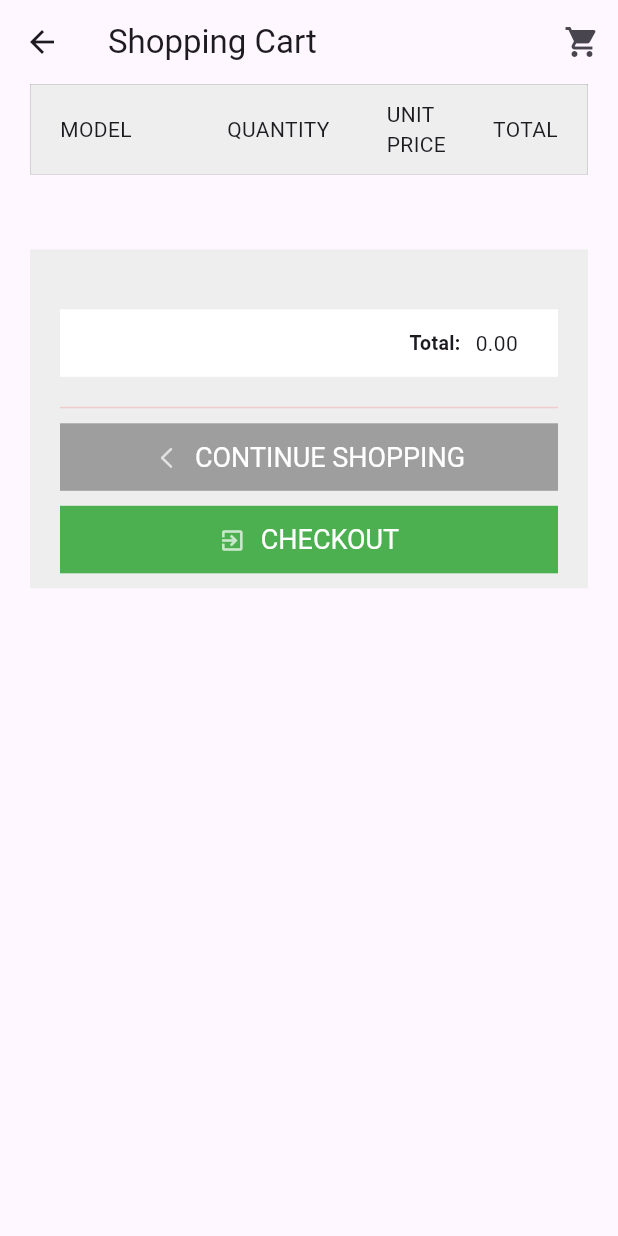
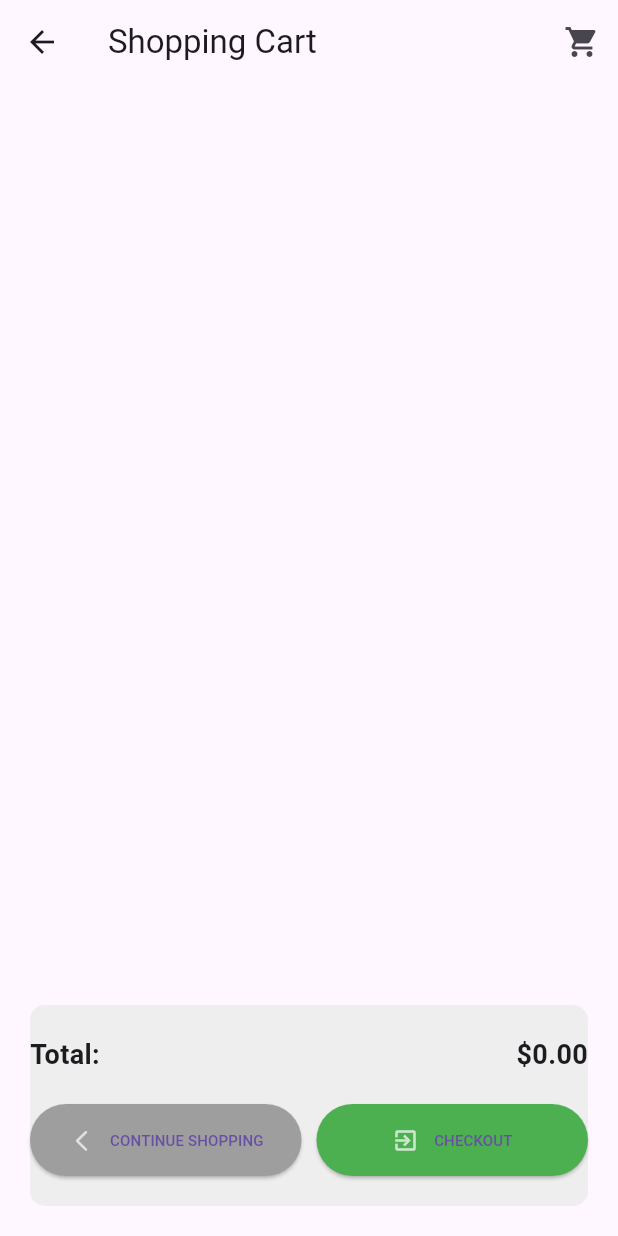
Before and after one commit to frank-hub/tisad_app, a Flutter app: the CartScreen screen opened directly, on a phone screen of 412 x 824 dp. Run offline on Flutter 3.47's test engine with Material 3 defaults, Android fonts, the light colour scheme and no system bars; our stand-ins replace firebase_auth, firebase_core, flutter_svg, google_sign_in, image_picker, permission_handler and 1 more; accounts and stored records are empty; key blocks and very long unbroken strings in the code were emptied for the run.

```diff
--- a/lib/screens/cart.dart
+++ b/lib/screens/cart.dart
@@ -18,233 +18,156 @@ class CartScreen extends StatelessWidget {
           IconButton(
             icon: const Icon(Icons.shopping_cart),
             onPressed: () {
-              Navigator.push(context, MaterialPageRoute(builder:
-                  (context)=> CartScreen()
-              ));
+              Navigator.push(context, MaterialPageRoute(builder: (context) => const CartScreen()));
             },
           ),
         ],
       ),
-      body: SingleChildScrollView(
+      body: Padding(
+        padding: const EdgeInsets.all(20.0),
+        child: Column(
+          children: [
+            // Cart Items List
+            Expanded(
+              child: ListView.builder(
+                itemCount: cartProvider.items.length,
+                itemBuilder: (context, index) {
+                  var item = cartProvider.items.values.toList()[index];
+                  return Card(
+                    margin: const EdgeInsets.symmetric(vertical: 10),
                     child: Padding(
-          padding: const EdgeInsets.symmetric(horizontal: 20),
+                      padding: const EdgeInsets.all(10.0),
+                      child: Row(
+                        mainAxisAlignment: MainAxisAlignment.spaceBetween,
+                        children: [
+                          // Product Name
+
+                          SizedBox(
+                            width: 100,
                             child: Column(
                               mainAxisAlignment: MainAxisAlignment.start,
                               crossAxisAlignment: CrossAxisAlignment.start,
                               children: [
-              Container(
-                padding: const EdgeInsets.symmetric(horizontal: 20),
-                decoration: BoxDecoration(
-                  color: const Color(0xffEEEEEE),
-                  border: Border.all(width: 0.1, color: Colors.black.withOpacity(0.8)),
-                ),
-                child: Row(
-                  mainAxisAlignment: MainAxisAlignment.spaceBetween,
-                  children: [
-                    Container(
-                      padding: const EdgeInsets.symmetric(vertical: 10),
-                      width: 80,
-                      child: const Text("MODEL"),
-                    ),
-                    Container(
-                      padding: const EdgeInsets.symmetric(vertical: 10),
-                      width: 75,
-                      child: const Text("QUANTITY"),
-                    ),
-                    const Padding(
-                      padding: EdgeInsets.symmetric(vertical: 10),
-                      child: Text("UNIT\nPRICE"),
-                    ),
-                    const Padding(
-                      padding: EdgeInsets.symmetric(vertical: 10),
-                      child: Text("TOTAL"),
+                                Text(item.product.p_name ?? '', style: TextStyle(fontSize: 15)),
+                                Text(
+                                  'Ksh ${double.tryParse(item.product.price ?? '')?.toStringAsFixed(2) ?? '0.00'}',
+                                  style: TextStyle(fontSize: 13,color: Colors.grey.withOpacity(0.5)),
                                 ),
                               ],
                             ),
                           ),
-              Column(
-                children: cartProvider.items.values.map((item) {
-                  return Container(
-                    padding: const EdgeInsets.symmetric(horizontal: 10),
-                    decoration: BoxDecoration(
-                      border: Border.all(width: 0.1, color: Colors.black.withOpacity(0.8)),
-                    ),
-                    child: Row(
-                      mainAxisAlignment: MainAxisAlignment.spaceBetween,
-                      children: [
-                        Container(
-                          padding: const EdgeInsets.symmetric(vertical: 10),
-                          width: 80,
-                          child: Text(item.product.p_name ?? ''),
-                        ),
-                        Container(
-                          width: 70,
-                          child: Container(
-                            decoration: BoxDecoration(
-                              border: Border.all(width: 0.8, color: Colors.black.withOpacity(0.8)),
-                            ),
-                            child: Column(
-                              children: [
+                          // Quantity Selector
                           Row(
                             children: [
-                                    Container(
-                                      width: 20,
-                                      height: 30,
-                                      child: TextField(
-                                        readOnly: true,
-                                        controller: TextEditingController(text: item.quantity.toString()),
-                                        keyboardType: TextInputType.number,
-                                        onSubmitted: (value) {
-                                          final newQuantity = int.tryParse(value) ?? 1;
-                                          cartProvider.updateQuantity(item.product, newQuantity);
+                              IconButton(
+                                icon: const Icon(Icons.remove),
+                                onPressed: () {
+                                  cartProvider.updateQuantity(item.product, item.quantity - 1);
                                 },
                               ),
+                              SizedBox(
+                                width: 13,
+                                child: Center(
+                                  child: Text(item.quantity.toString(), style: TextStyle(fontSize: 16)),
                                 ),
-                                    Container(
-                                      color: Colors.grey,
-                                      child: Column(
-                                        children: [
+                              ),
                               IconButton(
-                                            icon: const Icon(Icons.keyboard_arrow_up, size: 15),
+                                icon: const Icon(Icons.add),
                                 onPressed: () {
                                   cartProvider.updateQuantity(item.product, item.quantity + 1);
                                 },
                               ),
+                            ],
+                          ),
+                          // Unit Price
+
+                          // Total Price
+                          Text(
+                            'Ksh ${(double.tryParse(item.product.price ?? '')! * item.quantity).toStringAsFixed(2)}',
+                            style: TextStyle(fontSize: 13, fontWeight: FontWeight.bold),
+                          ),
+                          // Remove Item Button
                           IconButton(
-                                            icon: const Icon(Icons.keyboard_arrow_down, size: 15),
+                            icon: const Icon(Icons.delete, color: Colors.red),
                             onPressed: () {
-                                              cartProvider.updateQuantity(item.product, item.quantity - 1);
+                              cartProvider.removeItem(item.product.id ?? 0);
                             },
                           ),
                         ],
                       ),
                     ),
-
-                                    // Container(
-                                    //   width: 30,
-                                    //   height: 30,
-                                    //   color: Colors.red,
-                                    //   child: Center(
-                                    //     child: IconButton(
-                                    //       icon: const Icon(Icons.delete_forever, color: Colors.white, size: 18),
-                                    //       onPressed: () {
-                                    //         cartProvider.removeItem(item.product.id ?? 0);
-                                    //       },
-                                    //     ),
-                                    //   ),
-                                    // ),
+                  );
+                },
+              ),
+            ),
+            // Total and Checkout
+            Container(
+              padding: const EdgeInsets.symmetric(vertical: 20),
+              decoration: BoxDecoration(
+                color: const Color(0xffEEEEEE),
+                borderRadius: BorderRadius.circular(10),
+              ),
+              child: Column(
+                children: [
+                  Row(
+                    mainAxisAlignment: MainAxisAlignment.spaceBetween,
+                    children: [
+                      const Text(
+                        "Total:",
+                        style: TextStyle(fontSize: 18, fontWeight: FontWeight.bold),
+                      ),
+                      Text(
+                        '\$${cartProvider.totalAmount.toStringAsFixed(2)}',
+                        style: const TextStyle(fontSize: 18, fontWeight: FontWeight.bold),
+                      ),
                     ],
                   ),
+                  const SizedBox(height: 20),
+                  Row(
+                    children: [
+                      Expanded(
+                        child: ElevatedButton(
+                          style: ElevatedButton.styleFrom(
+                            backgroundColor: Colors.grey,
+                            padding: const EdgeInsets.symmetric(vertical: 15),
+                          ),
+                          onPressed: () {
+                            Navigator.pop(context);
+                          },
+                          child: Row(
+                            mainAxisAlignment: MainAxisAlignment.center,
+                            children: const [
+                              Icon(CupertinoIcons.left_chevron, size: 18, color: Colors.white70),
+                              SizedBox(width: 10),
+                              Text('CONTINUE SHOPPING', style: TextStyle(fontSize: 10)),
                             ],
                           ),
                         ),
                       ),
-                        Padding(
-                          padding: const EdgeInsets.symmetric(vertical: 10),
-                          child: Text(
-                            double.tryParse(item.product.price ?? '')?.toStringAsFixed(2) ?? '0.00',
+                      const SizedBox(width: 10),
+                      Expanded(
+                        child: ElevatedButton(
+                          style: ElevatedButton.styleFrom(
+                            backgroundColor: Colors.green,
+                            padding: const EdgeInsets.symmetric(vertical: 15),
                           ),
-                        ),
-                        Padding(
-                          padding: const EdgeInsets.symmetric(vertical: 10),
-                          child: Text(
-                            (double.tryParse(item.product.price ?? '')! * item.quantity).toStringAsFixed(2),
-                          ),
-                        ),
-                      ],
-                    ),
-                  );
-                }).toList(),
-              ),
-              const SizedBox(height: 50),
-              Container(
-                width: double.infinity,
-                padding: const EdgeInsets.symmetric(vertical: 10, horizontal: 20),
-                decoration: const BoxDecoration(color: Color(0xffEEEEEE)),
-                child: Column(
-                  mainAxisAlignment: MainAxisAlignment.start,
-                  crossAxisAlignment: CrossAxisAlignment.start,
-                  children: [
-                    const SizedBox(height: 10),
-                    const SizedBox(height: 20),
-                    Container(
-                      width: double.infinity,
-                      height: 45,
-                      color: Colors.white,
-                      child: Row(
-                        mainAxisAlignment: MainAxisAlignment.end,
-                        children: [
-                          const Text(
-                            "Total:",
-                            style: TextStyle(fontSize: 13, fontWeight: FontWeight.bold),
-                          ),
-                          Container(
-                            width: 65,
-                            padding: const EdgeInsets.only(right: 10, left: 10),
-                            child: Text(cartProvider.totalAmount.toStringAsFixed(2)),
-                          ),
-                        ],
-                      ),
-                    ),
-                    const SizedBox(height: 20),
-                    Container(
-                      height: 1,
-                      width: double.infinity,
-                      color: Colors.red.withOpacity(0.2),
-                    ),
-                    const SizedBox(height: 10),
-                    Container(
-                      color: Colors.grey,
-                      height: 45,
-                      child: Center(
-                        child: RichText(
-                          text: const TextSpan(
-                            children: [
-                              WidgetSpan(
-                                child: Icon(CupertinoIcons.left_chevron, size: 18, color: Colors.white70),
-                              ),
-                              WidgetSpan(
-                                child: SizedBox(width: 10),
-                              ),
-                              TextSpan(
-                                text: 'CONTINUE SHOPPING',
-                                style: TextStyle(fontSize: 18),
-                              ),
-                            ],
-                          ),
-                        ),
-                      ),
-                    ),
-                    const SizedBox(height: 10),
-                    InkWell(
-                      onTap: () {
+                          onPressed: () {
                             Navigator.push(
                               context,
                               MaterialPageRoute(builder: (context) => ShippingAddress()),
                             );
                           },
-                      child: Container(
-                        color: Colors.green,
-                        height: 45,
-                        child: Center(
-                          child: RichText(
-                            text: const TextSpan(
-                              children: [
-                                WidgetSpan(
-                                  child: Icon(Icons.exit_to_app, size: 18, color: Colors.white70),
-                                ),
-                                WidgetSpan(
-                                  child: SizedBox(width: 10),
-                                ),
-                                TextSpan(
-                                  text: 'CHECKOUT',
-                                  style: TextStyle(fontSize: 18),
-                                ),
+                          child: Row(
+                            mainAxisAlignment: MainAxisAlignment.center,
+                            children: const [
+                              Icon(Icons.exit_to_app, size: 18, color: Colors.white70),
+                              SizedBox(width: 10),
+                              Text('CHECKOUT', style: TextStyle(fontSize: 10)),
                             ],
                           ),
                         ),
                       ),
-                      ),
+                    ],
                   ),
                 ],
               ),
@@ -252,7 +175,6 @@ class CartScreen extends StatelessWidget {
           ],
         ),
       ),
-      ),
     );
   }
 }
```
Lines whose indentation alone changed are shown as unchanged.
